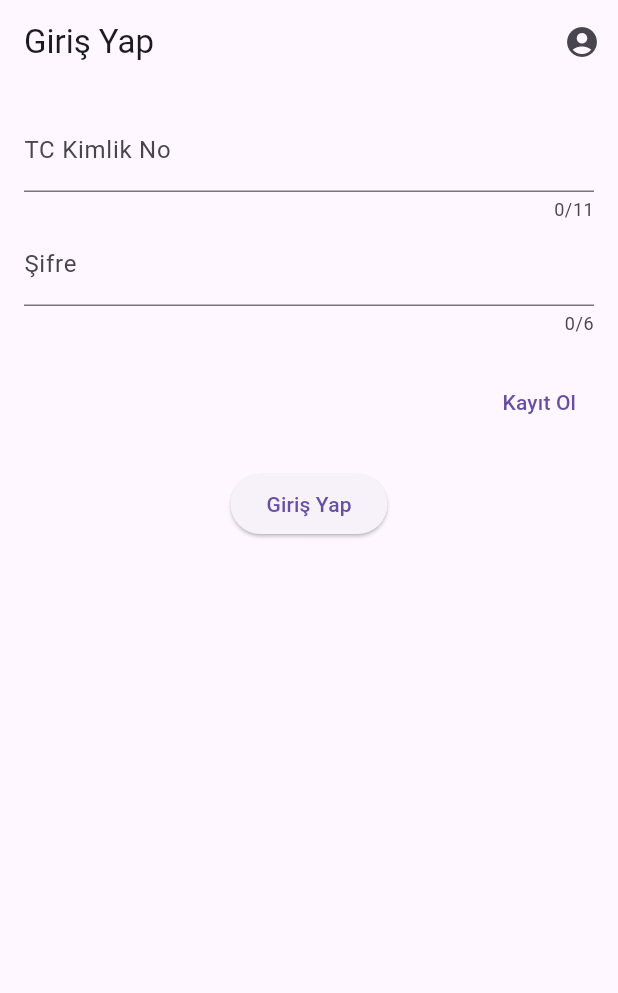
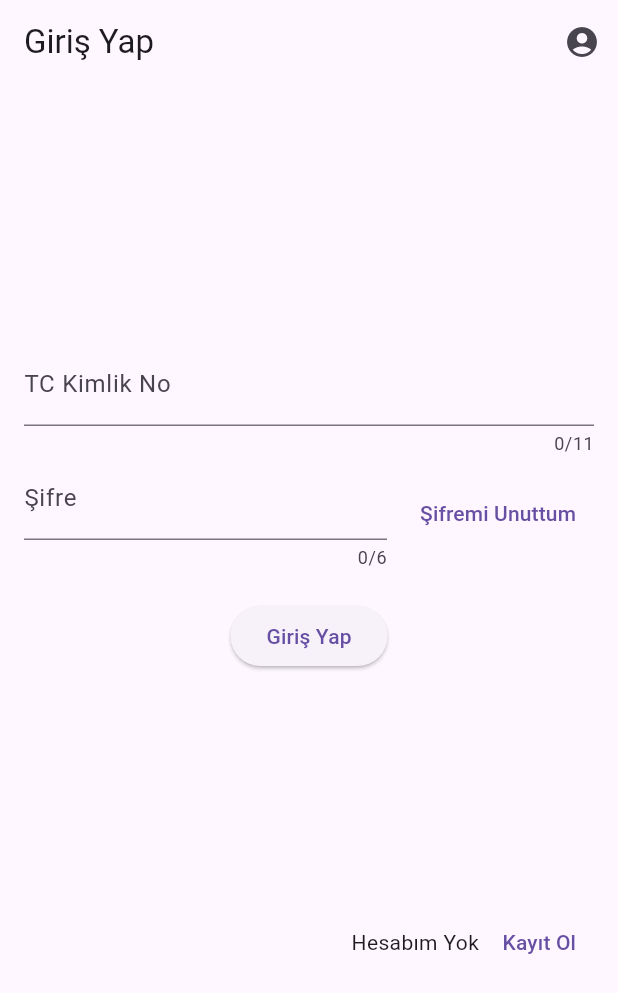
Before and after one commit to Eyyup-kardes/eykar_bankk, a Flutter app: the screen it shows after launch, on a phone screen of 412 x 824 dp. Shown: the top 993 px of the screen. Run offline on Flutter 3.47's test engine with Material 3 defaults, Android fonts, the phone set to English and light mode, and no system bars; our stand-ins replace camera, cloud_firestore, firebase_auth, firebase_core, firebase_storage, flutter_image_compress and 4 more; missing offline and left inert: google_mlkit_face_detection, tflite_flutter; accounts and stored records are empty.

Commit message:
dosya düzenlenmesi

```diff
--- a/lib/views/auth/login/login_page.dart
+++ b/lib/views/auth/login/login_page.dart
@@ -14,9 +14,9 @@ class LoginPage extends StatelessWidget {
 
   @override
   Widget build(BuildContext context) {
-
     return Scaffold(
-      appBar: AppBar(title: const Text('Giriş Yap'),
+      appBar: AppBar(
+        title: const Text('Giriş Yap'),
         actions: [
           IconButton(
             icon: const Icon(Icons.account_circle),
@@ -36,14 +36,18 @@ class LoginPage extends StatelessWidget {
                     return Column(
                       mainAxisSize: MainAxisSize.min,
                       children: [
-                        ...users.map((user) => ListTile(
+                        ...users.map(
+                          (user) => ListTile(
                             title: Text(user.name),
                             subtitle: Text(user.tcNo),
                             trailing: IconButton(
                               icon: const Icon(Icons.close, color: Colors.red),
                               onPressed: () async {
                                 await controller.removeLocalUser(user.tcNo);
-                              Get.snackbar("Silindi", "${user.name} adlı kullanıcı kaldırıldı.");
+                                Get.snackbar(
+                                  "Silindi",
+                                  "${user.name} adlı kullanıcı kaldırıldı.",
+                                );
                               },
                             ),
                             onTap: () {
@@ -51,11 +55,11 @@ class LoginPage extends StatelessWidget {
                               controller.tcNo.value = user.tcNo;
                               Get.back();
                             },
-                        )),
+                          ),
+                        ),
                         const Divider(),
                         ListTile(
-                          leading:
-                          const Icon(Icons.delete, color: Colors.red),
+                          leading: const Icon(Icons.delete, color: Colors.red),
                           title: const Text("Seçili Kullanıcıyı Kaldır"),
                           onTap: () {
                             controller.clearSelectedUser();
@@ -68,7 +72,7 @@ class LoginPage extends StatelessWidget {
                 ),
               );
             },
-          )
+          ),
         ],
       ),
       body: Padding(
@@ -78,28 +82,41 @@ class LoginPage extends StatelessWidget {
 
           if (selected != null) {
             return Column(
+              mainAxisAlignment: MainAxisAlignment.spaceEvenly,
+              children: [
+                Column(
                   crossAxisAlignment: CrossAxisAlignment.start,
                   children: [
-                Text("📍 Seçilen Profil", style: TextStyle(fontWeight: FontWeight.bold)),
+                    Text(
+                      "📍 Seçilen Profil",
+                      style: TextStyle(fontWeight: FontWeight.bold),
+                    ),
                     SizedBox(height: 12),
                     Text("👤 ${selected.name}", style: TextStyle(fontSize: 18)),
                     SizedBox(height: 8),
-                TextField(
+                    Row(
+                      spacing: 10,
+                      children: [
+                        Expanded(
+                          child: TextField(
                             controller: passwordController,
                             maxLength: 6,
                             decoration: const InputDecoration(labelText: 'Şifre'),
                             obscureText: true,
                             onChanged: (val) => controller.password.value = val,
                           ),
-                SizedBox(height: 20),
-                Align(
-                  alignment: Alignment.centerRight,
-                  child: TextButton(
+                        ),
+                        TextButton(
                           onPressed: () {
-                      Get.to(() => RegisterPage());
+                            if (controller.selectedUser.value?.tcNo != null) {
+                              controller.tcNo.value =
+                                  controller.selectedUser.value!.tcNo;
+                            }
+                            controller.resetPasswordWithTc();
                           },
-                    child: Text('Kayıt Ol'),
+                          child: Text('Şifremi Unuttum'),
                         ),
+                      ],
                     ),
                     SizedBox(height: 20),
                     Align(
@@ -108,16 +125,36 @@ class LoginPage extends StatelessWidget {
                         onPressed: () async {
                           bool success = await controller.loginWithTcAndPassword();
                           if (success) {
-                        Get.to(() => FaceAuthPage(userModel: controller.userModel!));
+                            Get.to(
+                              () => FaceAuthPage(userModel: controller.userModel!),
+                            );
                           }
                         },
                         child: const Text('Giriş Yap'),
                       ),
                     ),
                   ],
+                ),
+                Row(
+                  crossAxisAlignment: CrossAxisAlignment.center,
+                  mainAxisAlignment: MainAxisAlignment.end,
+                  children: [
+                    Text('Hesabım Yok '),
+                    TextButton(
+                      onPressed: () {
+                        Get.to(() => RegisterPage());
+                      },
+                      child: Text('Kayıt Ol'),
+                    ),
+                  ],
+                ),
+              ],
             );
           } else {
             return Column(
+              mainAxisAlignment: MainAxisAlignment.spaceEvenly,
+              children: [
+                Column(
                   children: [
                     TextField(
                       controller: tcController,
@@ -126,22 +163,25 @@ class LoginPage extends StatelessWidget {
                       maxLength: 11,
                       onChanged: (val) => controller.tcNo.value = val,
                     ),
-                TextField(
+                    Row(
+                      spacing: 10,
+                      children: [
+                        Expanded(
+                          child: TextField(
                             controller: passwordController,
                             decoration: const InputDecoration(labelText: 'Şifre'),
                             maxLength: 6,
                             obscureText: true,
                             onChanged: (val) => controller.password.value = val,
                           ),
-                const SizedBox(height: 20),
-                Align(
-                  alignment: Alignment.centerRight,
-                  child: TextButton(
+                        ),
+                        TextButton(
                           onPressed: () {
-                      Get.to(() => RegisterPage());
+                            controller.resetPasswordWithTc();
                           },
-                    child: Text('Kayıt Ol'),
+                          child: const Text('Şifremi Unuttum'),
                         ),
+                      ],
                     ),
                     const SizedBox(height: 20),
                     Align(
@@ -150,11 +190,29 @@ class LoginPage extends StatelessWidget {
                         onPressed: () async {
                           bool success = await controller.loginWithTcAndPassword();
                           if (success) {
-                        Get.to(() => FaceAuthPage(userModel: controller.userModel!));
+                            Get.to(
+                              () => FaceAuthPage(userModel: controller.userModel!),
+                            );
                           }
                         },
                         child: const Text('Giriş Yap'),
                       ),
+                    ),
+                  ],
+                ),
+
+                Row(
+                  crossAxisAlignment: CrossAxisAlignment.center,
+                  mainAxisAlignment: MainAxisAlignment.end,
+                  children: [
+                    Text('Hesabım Yok '),
+                    TextButton(
+                      onPressed: () {
+                        Get.to(() => RegisterPage());
+                      },
+                      child: Text('Kayıt Ol'),
+                    ),
+                  ],
                 ),
               ],
             );
```
Also changed, not shown: lib/views/auth/login/login_controller.dart (+37 -0 lines). Lines whose indentation alone changed are shown as unchanged.
